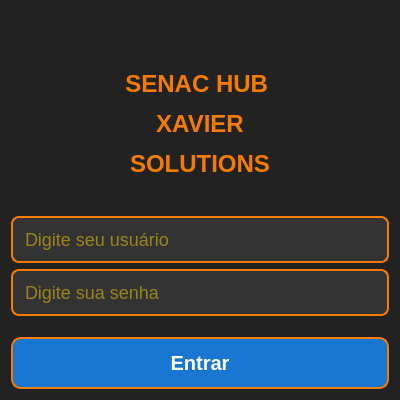
Qt form NOVO/ui/login.ui (Xavier-sa/projetos_particulares) before a commit.
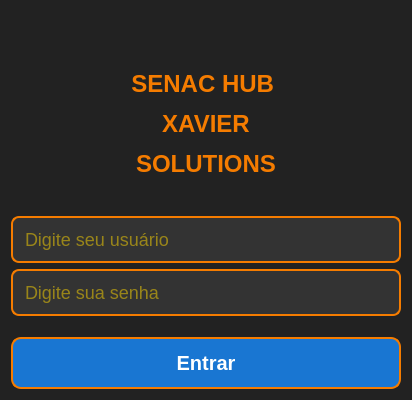
The same form after that commit.

```diff
--- a/NOVO/ui/login.ui
+++ b/NOVO/ui/login.ui
@@ -6,7 +6,7 @@
    <rect>
     <x>0</x>
     <y>0</y>
-    <width>400</width>
+    <width>412</width>
     <height>400</height>
    </rect>
   </property>
```
